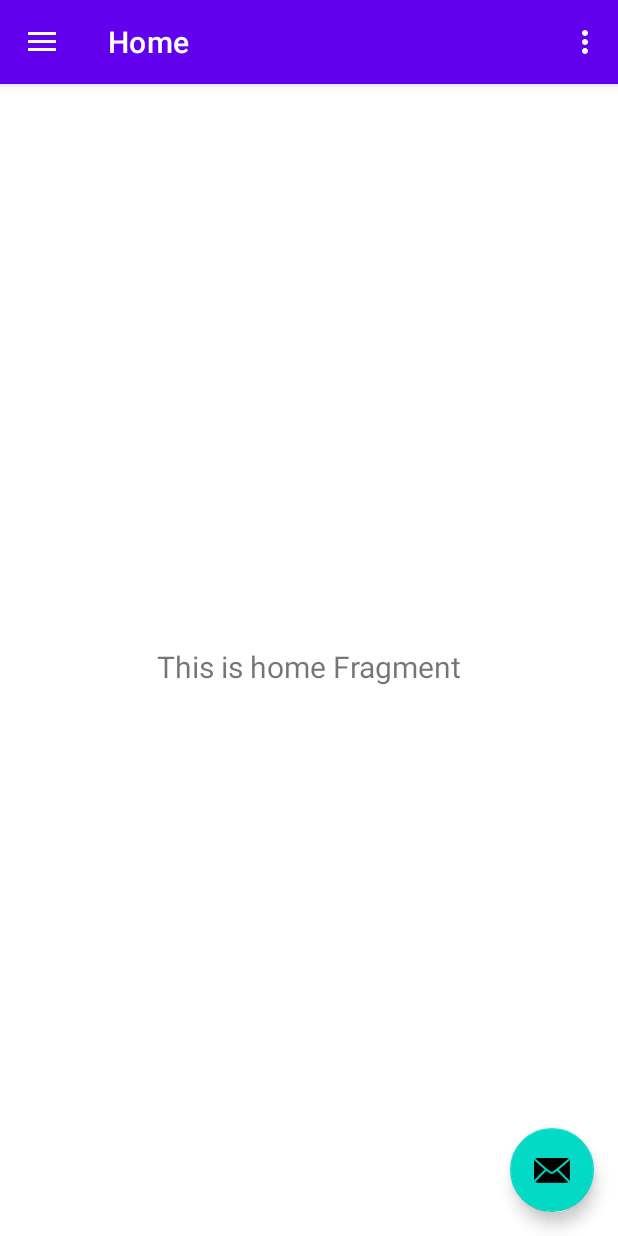
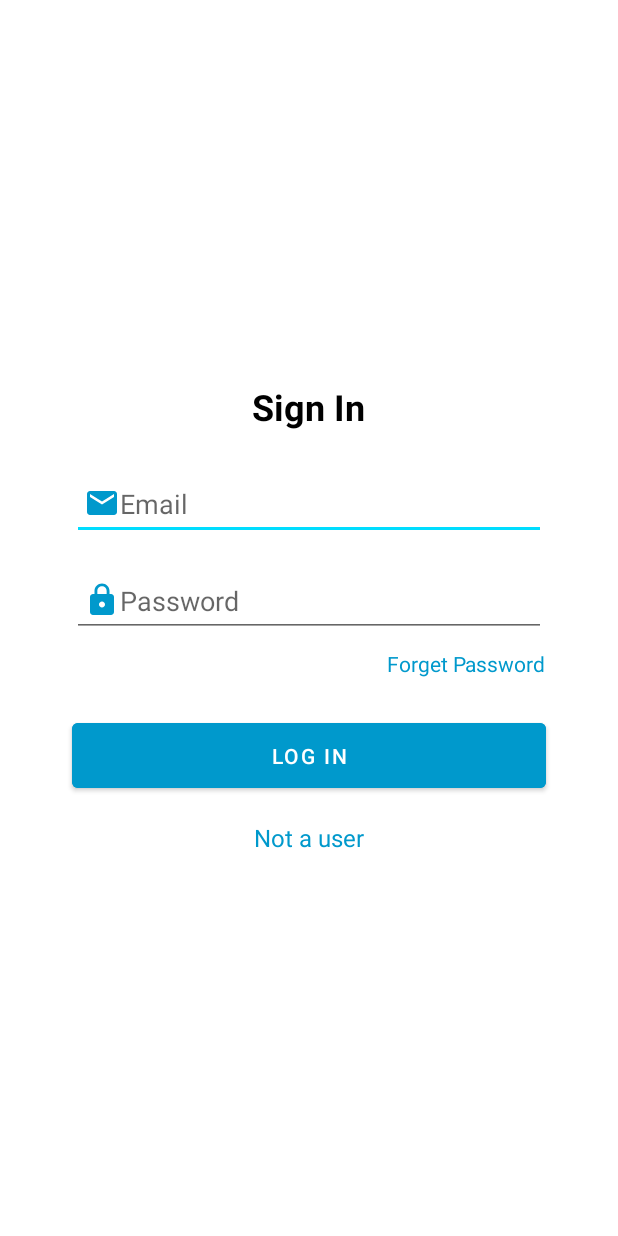
Before and after one commit to BasmaElsaqa/JobQuest-, an Android app: the screen it shows after launch (MainActivity before the commit, Login after it), on a phone screen of 412 x 824 dp. Run offline under Robolectric (Android 15) with nearby library versions, the phone set to English and light mode, and no system bars; our stand-ins replace Firebase (no records; nobody signed in at launch, a user with empty details on screens opened directly).

Commit message:
Login and Signup added

```diff
--- /dev/null
+++ b/JobQuest App/app/src/main/java/com/android/jobquest/Login.kt
@@ -0,0 +1,103 @@
+package com.android.jobquest
+
+import android.content.Intent
+import android.os.Bundle
+import android.view.View
+import android.widget.Button
+import android.widget.EditText
+import android.widget.ProgressBar
+import android.widget.TextView
+import android.widget.Toast
+import androidx.activity.enableEdgeToEdge
+import androidx.appcompat.app.AppCompatActivity
+import androidx.core.view.isVisible
+import com.google.firebase.auth.FirebaseAuth
+
+class Login : AppCompatActivity() {
+
+    private lateinit var progress: ProgressBar
+    private lateinit var auth: FirebaseAuth
+
+    override fun onCreate(savedInstanceState: Bundle?) {
+        super.onCreate(savedInstanceState)
+        enableEdgeToEdge()
+        setContentView(R.layout.activity_login)
+
+        auth = FirebaseAuth.getInstance()
+
+        // Redirect if already logged in
+        if (auth.currentUser != null) {
+            navigateToHome()
+            return // Stop further execution
+        }
+
+        val emailText = findViewById<EditText>(R.id.email_text)
+        val passwordText = findViewById<EditText>(R.id.password_text)
+        val loginBtn = findViewById<Button>(R.id.login_button)
+        progress = findViewById(R.id.progress_bar)
+        val notUser: TextView = findViewById(R.id.signup_link)
+        val forgetPassword: TextView = findViewById(R.id.forgetpassword)
+
+        loginBtn.setOnClickListener {
+            val email = emailText.text.toString()
+            val password = passwordText.text.toString()
+
+            if (email.isBlank() || password.isBlank()) {
+                Toast.makeText(this, "Please fill in all fields", Toast.LENGTH_SHORT).show()
+                return@setOnClickListener
+            }
+
+            progress.visibility = View.VISIBLE
+            loginBtn.isEnabled = false
+
+            login(email, password)
+        }
+
+        notUser.setOnClickListener {
+            startActivity(Intent(this, SignUpActivity::class.java))
+            finish()
+        }
+
+        forgetPassword.setOnClickListener {
+            progress.isVisible = true
+            val email = emailText.text.toString()
+            if (email.isBlank()) {
+                Toast.makeText(this, "Enter your email", Toast.LENGTH_SHORT).show()
+                progress.isVisible = false
+                return@setOnClickListener
+            }
+
+            auth.sendPasswordResetEmail(email)
+                .addOnCompleteListener { task ->
+                    progress.isVisible = false
+                    if (task.isSuccessful) {
+                        Toast.makeText(this, "Email sent!", Toast.LENGTH_SHORT).show()
+                    } else {
+                        Toast.makeText(this, task.exception?.message, Toast.LENGTH_SHORT).show()
+                    }
+                }
+        }
+    }
+
+    private fun login(email: String, password: String) {
+        auth.signInWithEmailAndPassword(email, password)
+            .addOnCompleteListener(this) { task ->
+                progress.visibility = View.GONE
+                if (task.isSuccessful) {
+                    val user = auth.currentUser
+                    if (user != null && user.isEmailVerified) {
+                        navigateToHome()
+                    } else {
+                        Toast.makeText(this, "Check your email for verification", Toast.LENGTH_SHORT).show()
+                    }
+                } else {
+                    Toast.makeText(this, task.exception?.message, Toast.LENGTH_SHORT).show()
+                }
+            }
+    }
+
+    private fun navigateToHome() {
+        startActivity(Intent(this, MainActivity::class.java))
+        finish() // Prevent back navigation to login screen
+    }
+}
--- /dev/null
+++ b/JobQuest App/app/src/main/res/drawable/baseline_email_24.xml
@@ -0,0 +1,5 @@
+<vector xmlns:android="http://schemas.android.com/apk/res/android" android:height="24dp" android:tint="@android:color/holo_blue_dark" android:viewportHeight="24" android:viewportWidth="24" android:width="24dp">
+
+    <path android:fillColor="@android:color/holo_blue_dark" android:pathData="M20,4L4,4c-1.1,0 -1.99,0.9 -1.99,2L2,18c0,1.1 0.9,2 2,2h16c1.1,0 2,-0.9 2,-2L22,6c0,-1.1 -0.9,-2 -2,-2zM20,8l-8,5 -8,-5L4,6l8,5 8,-5v2z"/>
+
+</vector>
--- /dev/null
+++ b/JobQuest App/app/src/main/res/drawable/baseline_lock_24.xml
@@ -0,0 +1,5 @@
+<vector xmlns:android="http://schemas.android.com/apk/res/android" android:height="24dp" android:tint="@android:color/holo_blue_dark" android:viewportHeight="24" android:viewportWidth="24" android:width="24dp">
+
+    <path android:fillColor="@android:color/holo_blue_dark" android:pathData="M18,8h-1L17,6c0,-2.76 -2.24,-5 -5,-5S7,3.24 7,6v2L6,8c-1.1,0 -2,0.9 -2,2v10c0,1.1 0.9,2 2,2h12c1.1,0 2,-0.9 2,-2L20,10c0,-1.1 -0.9,-2 -2,-2zM12,17c-1.1,0 -2,-0.9 -2,-2s0.9,-2 2,-2 2,0.9 2,2 -0.9,2 -2,2zM15.1,8L8.9,8L8.9,6c0,-1.71 1.39,-3.1 3.1,-3.1 1.71,0 3.1,1.39 3.1,3.1v2z"/>
+
+</vector>
--- /dev/null
+++ b/JobQuest App/app/src/main/res/layout/activity_login.xml
@@ -0,0 +1,89 @@
+<LinearLayout xmlns:android="http://schemas.android.com/apk/res/android"
+    xmlns:app="http://schemas.android.com/apk/res-auto"
+    xmlns:tools="http://schemas.android.com/tools"
+    android:id="@+id/main"
+    android:layout_width="match_parent"
+    android:layout_height="match_parent"
+    android:orientation="vertical"
+    android:gravity="center"
+    android:padding="16dp"
+    tools:context=".Login">
+
+
+    <TextView
+        android:layout_width="wrap_content"
+        android:layout_height="wrap_content"
+        android:text="Sign In"
+        android:textSize="24sp"
+        android:textStyle="bold"
+        android:textColor="@android:color/black"
+        android:layout_marginBottom="16dp"/>
+
+    <EditText
+        android:id="@+id/email_text"
+        android:layout_width="match_parent"
+        android:layout_height="wrap_content"
+        android:hint="Email"
+        android:layout_marginHorizontal="32dp"
+        android:layout_marginTop="8dp"
+        android:inputType="textEmailAddress"
+        android:drawableStart="@drawable/baseline_email_24"
+        android:paddingStart="8dp"
+        android:padding="12dp" />
+
+    <EditText
+        android:id="@+id/password_text"
+        android:layout_width="match_parent"
+        android:layout_height="wrap_content"
+        android:hint="Password"
+        android:layout_marginHorizontal="32dp"
+        android:layout_marginTop="16dp"
+        android:inputType="textPassword"
+        android:drawableStart="@drawable/baseline_lock_24"
+        android:paddingStart="8dp"
+        android:padding="12dp" />
+
+    <TextView
+        android:id="@+id/forgetpassword"
+        android:layout_width="wrap_content"
+        android:layout_height="wrap_content"
+        android:text="@string/forgetPassword"
+        android:textColor="@android:color/holo_blue_dark"
+        android:textSize="14sp"
+        android:layout_marginTop="8dp"
+        android:layout_marginEnd="32dp"
+        android:layout_gravity="end"
+        android:clickable="true"
+        android:focusable="true" />
+
+    <Button
+        android:id="@+id/login_button"
+        android:layout_width="match_parent"
+        android:layout_height="wrap_content"
+        android:text="Log In"
+        android:layout_marginHorizontal="32dp"
+        android:layout_marginTop="24dp"
+        android:backgroundTint="@android:color/holo_blue_dark"
+        android:textColor="@android:color/white"
+        android:padding="12dp" />
+
+    <ProgressBar
+        android:id="@+id/progress_bar"
+        android:layout_width="wrap_content"
+        android:layout_height="wrap_content"
+        android:layout_marginTop="16dp"
+        android:visibility="gone"
+        style="?android:attr/progressBarStyleLarge" />
+
+    <TextView
+        android:id="@+id/signup_link"
+        android:layout_width="wrap_content"
+        android:layout_height="wrap_content"
+        android:text="@string/not_a_user"
+        android:textColor="@android:color/holo_blue_dark"
+        android:textSize="16sp"
+        android:layout_marginTop="16dp"
+        android:clickable="true"
+        android:focusable="true" />
+
+</LinearLayout>
--- a/JobQuest App/app/src/main/res/values/strings.xml
+++ b/JobQuest App/app/src/main/res/values/strings.xml
@@ -10,4 +10,6 @@
     <string name="menu_home">Home</string>
     <string name="menu_gallery">Gallery</string>
     <string name="menu_slideshow">Slideshow</string>
+    <string name="forgetPassword">Forget Password</string>
+    <string name="not_a_user">Not a user</string>
 </resources>
--- a/JobQuest App/app/src/main/res/values/themes.xml
+++ b/JobQuest App/app/src/main/res/values/themes.xml
@@ -6,8 +6,8 @@
         <item name="colorPrimaryVariant">@color/purple_700</item>
         <item name="colorOnPrimary">@color/white</item>
         <!-- Secondary brand color. -->
-        <item name="colorSecondary">@color/teal_200</item>
-        <item name="colorSecondaryVariant">@color/teal_700</item>
+        <item name="colorSecondary">@android:color/holo_blue_bright</item>
+        <item name="colorSecondaryVariant">@android:color/holo_blue_dark</item>
         <item name="colorOnSecondary">@color/black</item>
         <!-- Status bar color. -->
         <item name="android:statusBarColor">?attr/colorPrimaryVariant</item>
--- a/JobQuest App/build.gradle.kts
+++ b/JobQuest App/build.gradle.kts
@@ -2,4 +2,5 @@
 plugins {
     alias(libs.plugins.android.application) apply false
     alias(libs.plugins.kotlin.android) apply false
+    alias(libs.plugins.google.gms.google.services) apply false
 }
```
Also changed, not shown: JobQuest App/app/build.gradle.kts (+11 -1 lines), JobQuest App/app/src/main/AndroidManifest.xml (+9 -2 lines), JobQuest App/app/src/main/java/com/android/jobquest/Account.kt (added, +16 -0 lines), JobQuest App/app/src/main/java/com/android/jobquest/AccountFactory.kt (added, +10 -0 lines), JobQuest App/app/src/main/java/com/android/jobquest/Company.kt (added, +24 -0 lines), JobQuest App/app/src/main/java/com/android/jobquest/Signup.kt (added, +101 -0 lines), JobQuest App/app/src/main/java/com/android/jobquest/User.kt (added, +25 -0 lines), JobQuest App/app/src/main/res/layout/activity_sign_up.xml (added, +96 -0 lines), JobQuest App/gradle/libs.versions.toml (+15 -1 lines), JobQuest App/app/src/main/res/drawable/jobquest.png (added).
